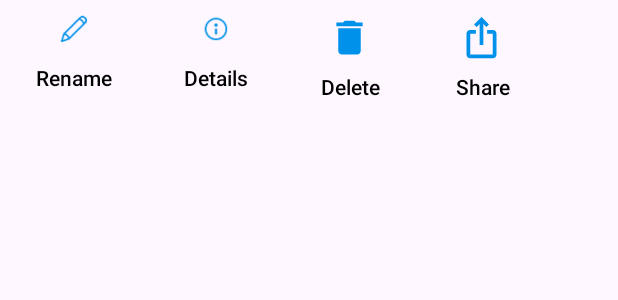
After one commit to thangtran113/videoplayer, an Android app: the layout video_more_features.xml on its own in the app's theme, with its tools: preview values and no code run, on a phone screen of 412 x 824 dp. The commit adds this screen. Shown: the top 300 px of the screen. Run offline under Robolectric (Android 15) with nearby library versions, the light colour scheme and no system bars.

Commit message:
Add video features
Added Rename
Fix rename bugs

```diff
--- a/app/src/main/AndroidManifest.xml
+++ b/app/src/main/AndroidManifest.xml
@@ -5,7 +5,8 @@
     <uses-permission
         android:name="android.permission.WRITE_EXTERNAL_STORAGE"
         tools:ignore="ScopedStorage" />
-
+    <uses-permission android:name="android.permission.MANAGE_EXTERNAL_STORAGE"
+        tools:ignore="ScopedStorage"/>
     <application
         android:allowBackup="true"
         android:icon="@mipmap/ic_video_player"
--- a/app/src/main/java/com/android19/videoplayer/MainActivity.kt
+++ b/app/src/main/java/com/android19/videoplayer/MainActivity.kt
@@ -41,6 +41,7 @@ class MainActivity : AppCompatActivity() {
         private var sortValue:Int = 0
         val themesList = arrayOf(R.style.coolPinkNav, R.style.coolBlue,
             R.style.coolGreen, R.style.holoPurple, R.style.holoblueLight, R.style.darkerGrey)
+        var dataChanged : Boolean = false
     }
     override fun onCreate(savedInstanceState: Bundle?) {
         super.onCreate(savedInstanceState)
@@ -120,6 +121,7 @@ class MainActivity : AppCompatActivity() {
         }
 
         binding.bottomNav.setOnItemSelectedListener {
+            if(dataChanged) videoList = getAllVideos()
             when(it.itemId){
                 R.id.videoView -> setFragment(VideosFragment())
                 R.id.folderView -> setFragment(FoldersFragment())
--- a/app/src/main/java/com/android19/videoplayer/Video.kt
+++ b/app/src/main/java/com/android19/videoplayer/Video.kt
@@ -4,12 +4,12 @@ import android.net.Uri
 
 
 data class Video(val id: String,
-                 val title: String,
+                 var title: String,
                  val duration: Long = 0,
                  val folderName: String,
                  val size: String,
-                 val path: String,
-                 val artUri: Uri
+                 var path: String,
+                 var artUri: Uri
 )
 
 data class Folder(val id: String,
--- a/app/src/main/java/com/android19/videoplayer/VideosFragment.kt
+++ b/app/src/main/java/com/android19/videoplayer/VideosFragment.kt
@@ -70,11 +70,14 @@ class VideosFragment : Fragment() {
         super.onCreateOptionsMenu(menu, inflater)
     }
 
+    @SuppressLint("NotifyDataSetChanged")
     @OptIn(UnstableApi::class)
     override fun onResume() {
         super.onResume()
         if(PlayerActivity.position != -1) {
             binding.nowPlayingBtn.visibility = View.VISIBLE
+            if(MainActivity.dataChanged) adapter.notifyDataSetChanged()
+            MainActivity.dataChanged = false
         }
     }
 }
--- /dev/null
+++ b/app/src/main/res/drawable/back_icon.xml
@@ -0,0 +1,5 @@
+<vector xmlns:android="http://schemas.android.com/apk/res/android" android:height="24dp" android:tint="#000000" android:viewportHeight="24" android:viewportWidth="24" android:width="24dp">
+
+    <path android:fillColor="@android:color/white" android:pathData="M17.77,3.77l-1.77,-1.77l-10,10l10,10l1.77,-1.77l-8.23,-8.23z"/>
+
+</vector>
--- /dev/null
+++ b/app/src/main/res/drawable/delete_icon.xml
@@ -0,0 +1,5 @@
+<vector xmlns:android="http://schemas.android.com/apk/res/android" android:height="24dp" android:tint="#000000" android:viewportHeight="24" android:viewportWidth="24" android:width="24dp">
+
+    <path android:fillColor="@android:color/white" android:pathData="M6,19c0,1.1 0.9,2 2,2h8c1.1,0 2,-0.9 2,-2V7H6v12zM19,4h-3.5l-1,-1h-5l-1,1H5v2h14V4z"/>
+
+</vector>
--- /dev/null
+++ b/app/src/main/res/drawable/share_icon.xml
@@ -0,0 +1,5 @@
+<vector xmlns:android="http://schemas.android.com/apk/res/android" android:height="24dp" android:tint="#000000" android:viewportHeight="24" android:viewportWidth="24" android:width="24dp">
+
+    <path android:fillColor="@android:color/white" android:pathData="M16,5l-1.42,1.42 -1.59,-1.59L12.99,16h-1.98L11.01,4.83L9.42,6.42 8,5l4,-4 4,4zM20,10v11c0,1.1 -0.9,2 -2,2L6,23c-1.11,0 -2,-0.9 -2,-2L4,10c0,-1.11 0.89,-2 2,-2h3v2L6,10v11h12L18,10h-3L15,8h3c1.1,0 2,0.89 2,2z"/>
+
+</vector>
--- /dev/null
+++ b/app/src/main/res/layout/video_more_features.xml
@@ -0,0 +1,70 @@
+<?xml version="1.0" encoding="utf-8"?>
+<LinearLayout xmlns:android="http://schemas.android.com/apk/res/android"
+    xmlns:app="http://schemas.android.com/apk/res-auto"
+    android:layout_width="wrap_content"
+    android:layout_height="wrap_content"
+    android:orientation="horizontal">
+
+
+
+
+        <com.google.android.material.button.MaterialButton
+            android:id="@+id/renameVideo"
+            style="@style/Widget.AppCompat.Button.Borderless"
+            android:layout_width="0dp"
+            android:layout_height="match_parent"
+            android:layout_weight="1.1"
+            android:background="?attr/selectableItemBackground"
+            android:text="@string/rename"
+            android:textAllCaps="false"
+            android:textColor="@color/black"
+            app:icon="@drawable/rename_icon"
+            app:iconGravity="top"
+            app:iconTint="@color/cool_blue"
+           />
+
+        <com.google.android.material.button.MaterialButton
+            android:id="@+id/infoVideo"
+            style="@style/Widget.AppCompat.Button.Borderless"
+            android:layout_width="0dp"
+            android:layout_height="match_parent"
+            android:layout_weight="1"
+            android:background="?attr/selectableItemBackground"
+            android:text="@string/info"
+            android:textAllCaps="false"
+            android:textColor="@color/black"
+            app:icon="@drawable/about_icon"
+            app:iconGravity="top"
+            app:iconTint="@color/cool_blue" />
+
+        <com.google.android.material.button.MaterialButton
+            android:id="@+id/deleteVideo"
+            style="@style/Widget.AppCompat.Button.Borderless"
+            android:layout_width="0dp"
+            android:layout_height="match_parent"
+            android:layout_weight="1"
+            android:background="?attr/selectableItemBackground"
+            android:text="@string/delete"
+            android:textAllCaps="false"
+            android:textColor="@color/black"
+            app:icon="@drawable/delete_icon"
+            app:iconSize="30dp"
+            app:iconGravity="top"
+            app:iconTint="@color/cool_blue" />
+
+        <com.google.android.material.button.MaterialButton
+
+            android:id="@+id/shareVideo"
+            style="@style/Widget.AppCompat.Button.Borderless"
+            android:layout_width="0dp"
+            android:layout_height="match_parent"
+            android:layout_weight="1"
+            android:background="?attr/selectableItemBackground"
+            android:text="@string/share"
+            android:textAllCaps="false"
+            android:textColor="@color/black"
+            app:icon="@drawable/share_icon"
+            app:iconSize="30dp"
+            app:iconGravity="top"
+            app:iconTint="@color/cool_blue" />
+</LinearLayout>
--- a/app/src/main/res/values/strings.xml
+++ b/app/src/main/res/values/strings.xml
@@ -41,4 +41,12 @@
     <string name="pip_mode">PIP Mode</string>
     <string name="apply_to_all">Aplly to all</string>
     <string name="search">Search</string>
+
+
+
+    //More video features
+    <string name="rename">Rename</string>
+    <string name="delete">Delete</string>
+    <string name="info">Details</string>
+    <string name="share">Share</string>
 </resources>
```
Also changed, not shown: app/src/main/java/com/android19/videoplayer/VideoAdapter.kt (+94 -1 lines), app/src/main/res/layout/rename_field.xml (added, +32 -0 lines), app/src/main/res/drawable/Player/1876966-200.png (added), app/src/main/res/drawable/Player/rename-5.png (added), app/src/main/res/drawable/about_icon.png (added), app/src/main/res/drawable/back_icon.png (deleted), app/src/main/res/drawable/rename_icon.png (added).
